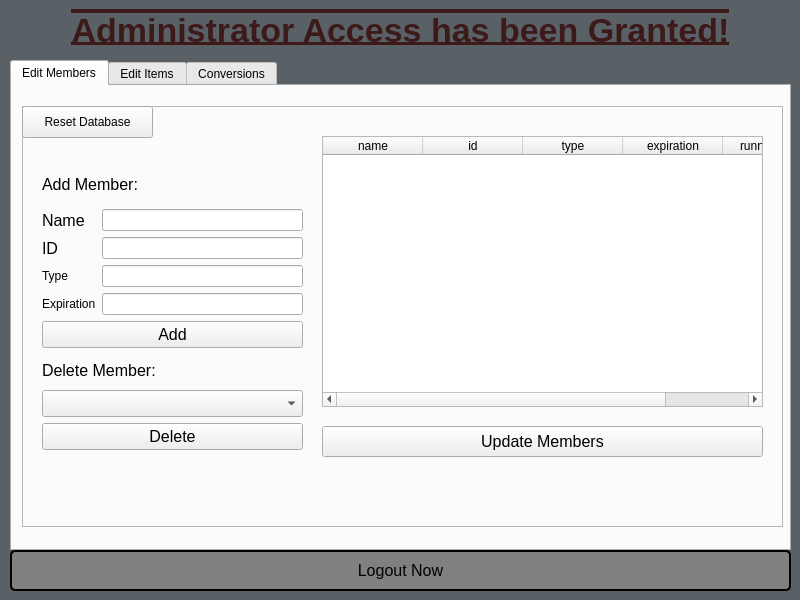
Above: CS1C_BulkClub/administratorwindow.ui from BlankMKB/CS1C-Group-Project-1 before the change. Below: the same form after it.
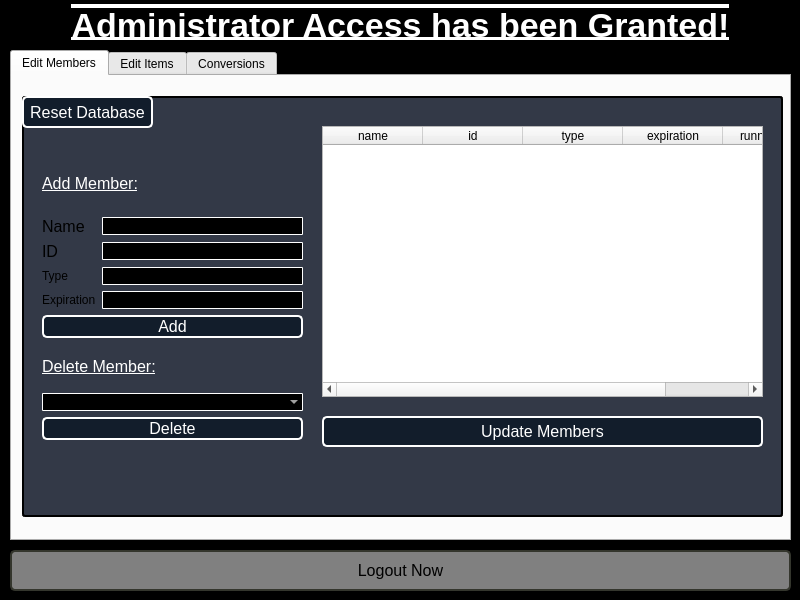
That is the form after the change. The open tabs and pages were chosen to show the change. Icons and pictures are not drawn.

Commit message: Styles finished, and ready to be merged

Patch:
```diff
--- a/CS1C_BulkClub/administratorwindow.ui
+++ b/CS1C_BulkClub/administratorwindow.ui
@@ -15,7 +15,7 @@
   </property>
   <property name="styleSheet">
    <string notr="true">QDialog#AdministratorWindow{
-	background: #5a6166
+	background: black;
 }</string>
   </property>
   <widget class="QLabel" name="header_label">
@@ -24,7 +24,7 @@
      <x>0</x>
      <y>0</y>
      <width>801</width>
-     <height>61</height>
+     <height>51</height>
     </rect>
    </property>
    <property name="styleSheet">
@@ -32,7 +32,7 @@
 	font-size: 34px;
 	font-weight: bold;
 	text-decoration: overline underline;
-	color: #3d1a1a;
+	color: white;
 }</string>
    </property>
    <property name="text">
@@ -56,7 +56,7 @@
 	background: gray;
 	color: black;
 	font-size: 16px;
-	border:2px solid #000000;
+	border:2px solid #34362d;
 	border-radius: 5px;
 }
 
@@ -72,7 +72,7 @@
    <property name="geometry">
     <rect>
      <x>10</x>
-     <y>60</y>
+     <y>50</y>
      <width>781</width>
      <height>491</height>
     </rect>
@@ -97,6 +97,13 @@
        <height>421</height>
       </rect>
      </property>
+     <property name="styleSheet">
+      <string notr="true">QFrame#frame_2 {
+	background: #333947;
+	border: 2px solid black;
+	border-radius: 3px;
+}</string>
+     </property>
      <property name="frameShape">
       <enum>QFrame::StyledPanel</enum>
      </property>
@@ -123,9 +130,17 @@
         <widget class="QLabel" name="addMemberLabel">
          <property name="font">
           <font>
-           <pointsize>12</pointsize>
+           <pointsize>-1</pointsize>
+           <underline>true</underline>
           </font>
          </property>
+         <property name="styleSheet">
+          <string notr="true">QLabel#addMemberLabel {
+	color: white;
+	font-size: 16px;
+	text-decoration: underline;
+}</string>
+         </property>
          <property name="text">
           <string>Add Member:</string>
          </property>
@@ -158,10 +173,37 @@
           </widget>
          </item>
          <item row="0" column="1">
-          <widget class="QLineEdit" name="memberNameLE"/>
+          <widget class="QLineEdit" name="memberNameLE">
+           <property name="styleSheet">
+            <string notr="true">QLineEdit#memberNameLE {
+	background: black;
+	color: white;
+	font-size: 12px;
+	border:1px solid #FFFFFF;
+	border-radius: 1px;
+}
+
+QLineEdit#memberNameLE:hover {
+	background: #202121;
+}</string>
+           </property>
+          </widget>
          </item>
          <item row="1" column="1">
           <widget class="QLineEdit" name="memberIDLE">
+           <property name="styleSheet">
+            <string notr="true">QLineEdit#memberIDLE {
+	background: black;
+	color: white;
+	font-size: 12px;
+	border:1px solid #FFFFFF;
+	border-radius: 1px;
+}
+
+QLineEdit#memberIDLE:hover {
+	background: #202121;
+}</string>
+           </property>
            <property name="inputMethodHints">
             <set>Qt::ImhNone</set>
            </property>
@@ -182,10 +224,38 @@
           </widget>
          </item>
          <item row="2" column="1">
-          <widget class="QLineEdit" name="memberTypeLE"/>
+          <widget class="QLineEdit" name="memberTypeLE">
+           <property name="styleSheet">
+            <string notr="true">QLineEdit#memberTypeLE {
+	background: black;
+	color: white;
+	font-size: 12px;
+	border:1px solid #FFFFFF;
+	border-radius: 1px;
+}
+
+QLineEdit#memberTypeLE:hover {
+	background: #202121;
+}</string>
+           </property>
+          </widget>
          </item>
          <item row="3" column="1">
-          <widget class="QLineEdit" name="memberExpirationLE"/>
+          <widget class="QLineEdit" name="memberExpirationLE">
+           <property name="styleSheet">
+            <string notr="true">QLineEdit#memberExpirationLE {
+	background: black;
+	color: white;
+	font-size: 12px;
+	border:1px solid #FFFFFF;
+	border-radius: 1px;
+}
+
+QLineEdit#memberExpirationLE:hover {
+	background: #202121;
+}</string>
+           </property>
+          </widget>
          </item>
         </layout>
        </item>
@@ -193,9 +263,22 @@
         <widget class="QPushButton" name="addMemberButton">
          <property name="font">
           <font>
-           <pointsize>12</pointsize>
+           <pointsize>-1</pointsize>
           </font>
          </property>
+         <property name="styleSheet">
+          <string notr="true">QPushButton#addMemberButton {
+	background: #121d2b;
+	color: white;
+	font-size: 16px;
+	border:2px solid #FFFFFF;
+	border-radius: 5px;
+}
+
+QPushButton#addMemberButton:hover {
+	background: #374a63;
+}</string>
+         </property>
          <property name="text">
           <string>Add</string>
          </property>
@@ -214,9 +297,22 @@
       </property>
       <property name="font">
        <font>
-        <pointsize>12</pointsize>
+        <pointsize>-1</pointsize>
        </font>
       </property>
+      <property name="styleSheet">
+       <string notr="true">QPushButton#updateMembersButton {
+	background: #121d2b;
+	color: white;
+	font-size: 16px;
+	border:2px solid #FFFFFF;
+	border-radius: 5px;
+}
+
+QPushButton#updateMembersButton:hover {
+	background: #374a63;
+}</string>
+      </property>
       <property name="text">
        <string>Update Members</string>
       </property>
@@ -235,9 +331,17 @@
         <widget class="QLabel" name="deleteMemberLabel">
          <property name="font">
           <font>
-           <pointsize>12</pointsize>
+           <pointsize>-1</pointsize>
+           <underline>true</underline>
           </font>
          </property>
+         <property name="styleSheet">
+          <string notr="true">QLabel#deleteMemberLabel {
+	color: white;
+	font-size: 16px;
+	text-decoration: underline;
+}</string>
+         </property>
          <property name="text">
           <string>Delete Member:</string>
          </property>
@@ -247,18 +351,44 @@
         <widget class="QComboBox" name="deleteMemberCB">
          <property name="font">
           <font>
-           <pointsize>12</pointsize>
+           <pointsize>-1</pointsize>
           </font>
          </property>
+         <property name="styleSheet">
+          <string notr="true">QComboBox#deleteMemberCB {
+	background: black;
+	color: white;
+	font-size: 12px;
+	border:1px solid #FFFFFF;
+	border-radius: 1px;
+}
+
+QComboBox#deleteMemberCB:hover {
+	background: #202121;
+}</string>
+         </property>
         </widget>
        </item>
        <item>
         <widget class="QPushButton" name="deleteMemberButton">
          <property name="font">
           <font>
-           <pointsize>12</pointsize>
+           <pointsize>-1</pointsize>
           </font>
          </property>
+         <property name="styleSheet">
+          <string notr="true">QPushButton#deleteMemberButton {
+	background: #121d2b;
+	color: white;
+	font-size: 16px;
+	border:2px solid #FFFFFF;
+	border-radius: 5px;
+}
+
+QPushButton#deleteMemberButton:hover {
+	background: #374a63;
+}</string>
+         </property>
          <property name="text">
           <string>Delete</string>
          </property>
@@ -310,6 +440,19 @@
         <height>32</height>
        </rect>
       </property>
+      <property name="styleSheet">
+       <string notr="true">QPushButton#resetButton {
+	background: #121d2b;
+	color: white;
+	font-size: 16px;
+	border:2px solid #FFFFFF;
+	border-radius: 5px;
+}
+
+QPushButton#resetButton:hover {
+	background: #374a63;
+}</string>
+      </property>
       <property name="text">
        <string>Reset Database</string>
       </property>
```
Left out of the diff: 143 changed lines with no effect on the pictures. The commit also changes 7 other files.
